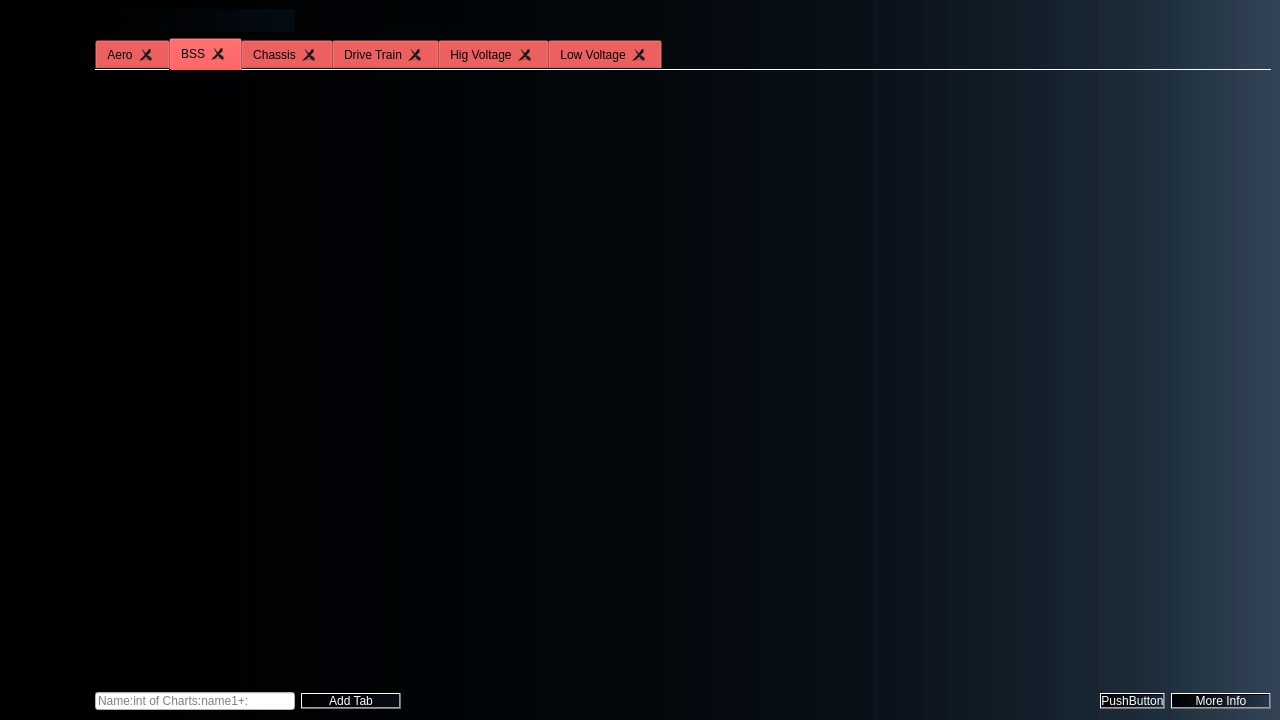
This is mainwindow.ui in Rem-Ihu/rem-ng-assist as Qt 5 draws it before an edit. The edited form follows.
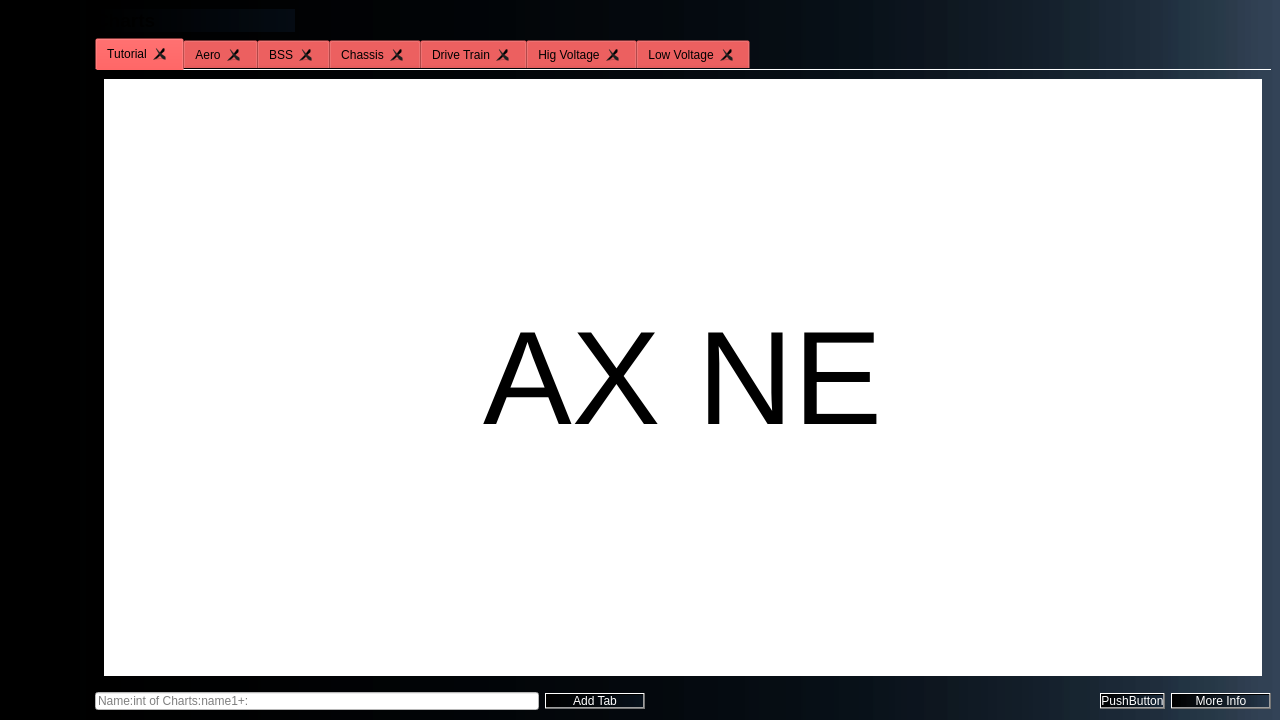
This is the edited form. The open tabs and pages were chosen to show the change. Icons and pictures are not drawn.

Commit message: Charts done!! -- missing a couple details

Diff of the .ui file:
```diff
--- a/mainwindow.ui
+++ b/mainwindow.ui
@@ -1791,7 +1791,7 @@
          <widget class="QLineEdit" name="nametab">
           <property name="maximumSize">
            <size>
-            <width>200</width>
+            <width>16777215</width>
             <height>16777215</height>
            </size>
           </property>
@@ -1854,7 +1854,7 @@
            <enum>QTabWidget::Rounded</enum>
           </property>
           <property name="currentIndex">
-           <number>1</number>
+           <number>0</number>
           </property>
           <property name="documentMode">
            <bool>true</bool>
@@ -1868,6 +1868,95 @@
           <property name="tabBarAutoHide">
            <bool>false</bool>
           </property>
+          <widget class="QWidget" name="Tutorial">
+           <attribute name="title">
+            <string>Tutorial</string>
+           </attribute>
+           <layout class="QGridLayout" name="gridLayout_15">
+            <item row="0" column="0">
+             <widget class="QFrame" name="frame_2">
+              <property name="styleSheet">
+               <string notr="true">background-color: rgb(255, 255, 255);</string>
+              </property>
+              <property name="frameShape">
+               <enum>QFrame::StyledPanel</enum>
+              </property>
+              <property name="frameShadow">
+               <enum>QFrame::Raised</enum>
+              </property>
+              <layout class="QGridLayout" name="gridLayout_25">
+               <item row="2" column="1">
+                <spacer name="verticalSpacer_2">
+                 <property name="orientation">
+                  <enum>Qt::Vertical</enum>
+                 </property>
+                 <property name="sizeHint" stdset="0">
+                  <size>
+                   <width>20</width>
+                   <height>40</height>
+                  </size>
+                 </property>
+                </spacer>
+               </item>
+               <item row="1" column="0">
+                <spacer name="horizontalSpacer_4">
+                 <property name="orientation">
+                  <enum>Qt::Horizontal</enum>
+                 </property>
+                 <property name="sizeHint" stdset="0">
+                  <size>
+                   <width>40</width>
+                   <height>20</height>
+                  </size>
+                 </property>
+                </spacer>
+               </item>
+               <item row="1" column="1">
+                <widget class="QLabel" name="label_3">
+                 <property name="font">
+                  <font>
+                   <pointsize>100</pointsize>
+                  </font>
+                 </property>
+                 <property name="styleSheet">
+                  <string notr="true">color:black;</string>
+                 </property>
+                 <property name="text">
+                  <string>AX NE</string>
+                 </property>
+                </widget>
+               </item>
+               <item row="1" column="2">
+                <spacer name="horizontalSpacer_5">
+                 <property name="orientation">
+                  <enum>Qt::Horizontal</enum>
+                 </property>
+                 <property name="sizeHint" stdset="0">
+                  <size>
+                   <width>40</width>
+                   <height>20</height>
+                  </size>
+                 </property>
+                </spacer>
+               </item>
+               <item row="0" column="1">
+                <spacer name="verticalSpacer_7">
+                 <property name="orientation">
+                  <enum>Qt::Vertical</enum>
+                 </property>
+                 <property name="sizeHint" stdset="0">
+                  <size>
+                   <width>20</width>
+                   <height>40</height>
+                  </size>
+                 </property>
+                </spacer>
+               </item>
+              </layout>
+             </widget>
+            </item>
+           </layout>
+          </widget>
           <widget class="QWidget" name="Aero">
            <attribute name="title">
             <string>Aero</string>
```
Left out of the diff: 29 changed lines with no effect on the pictures. The commit also changes 2 other files.
